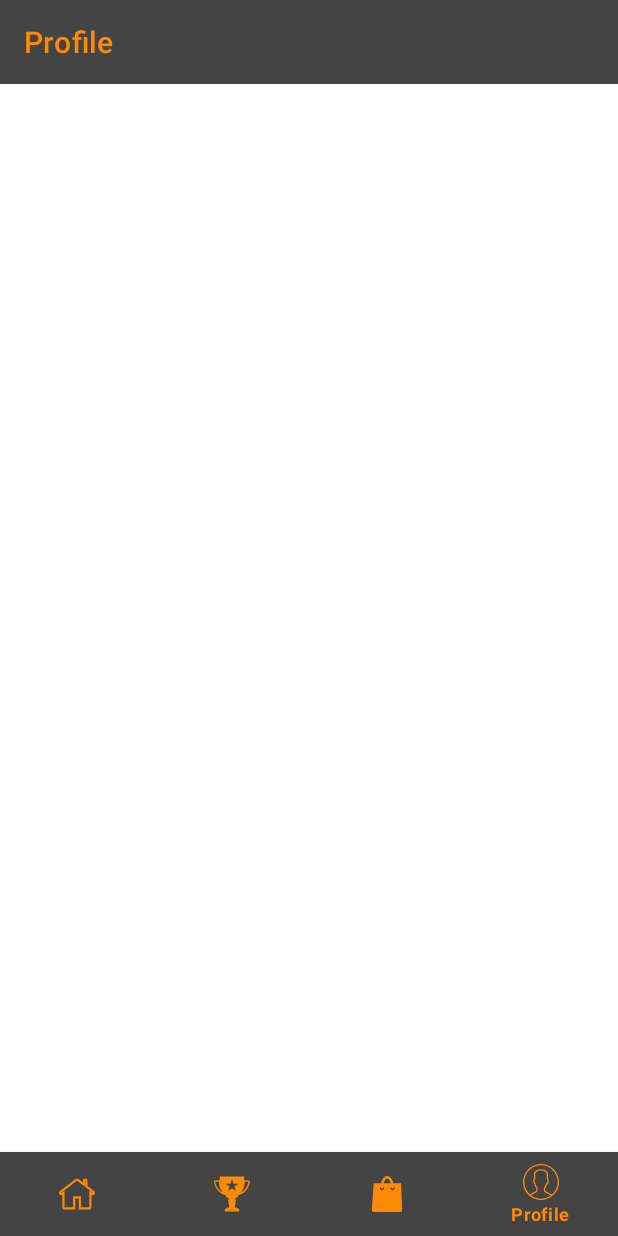
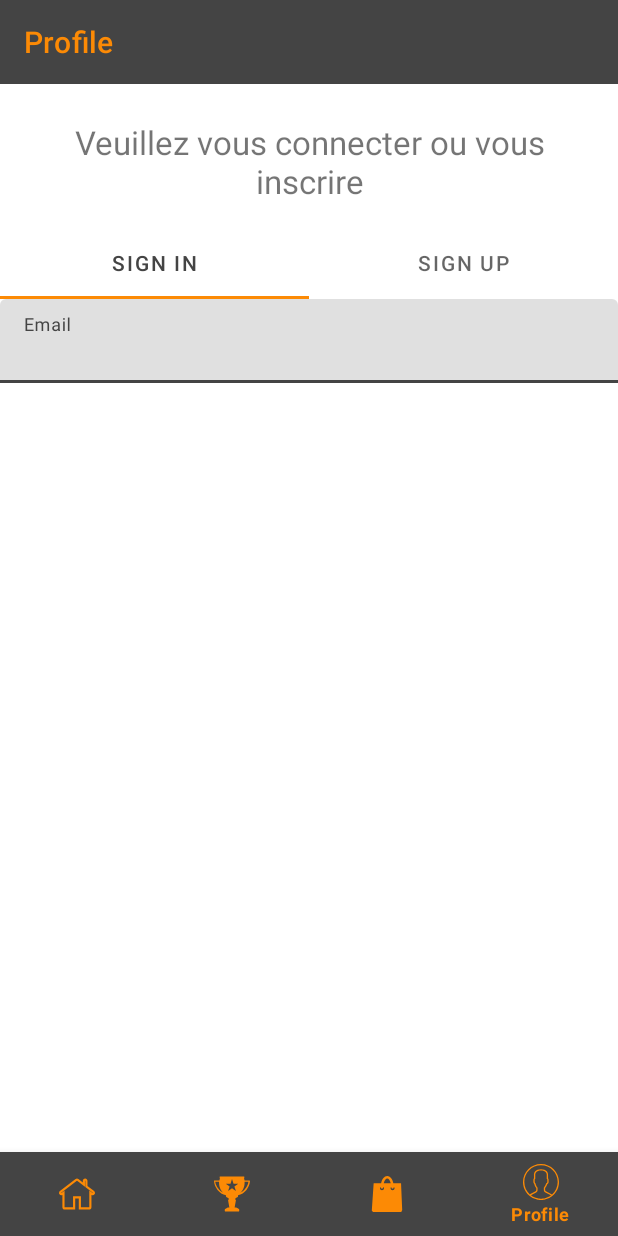
Before and after one commit to Poulpaz/ASLyon1, an Android app: the screen it shows after launch (MainActivity), item 4 of the bottom bar chosen, on a phone screen of 412 x 824 dp. Run offline under Robolectric (Android 15) with nearby library versions, the phone set to English and light mode, and no system bars; our stand-ins replace RxJava, Timber; libraries missing offline, so code that uses them is left out: com.facebook, org.kodein.di; 1 statement that could not run was skipped.

Commit message:
Created profile fragment

```diff
--- /dev/null
+++ b/app/src/main/java/com/aslyon/lpiem/aslyon1/adapter/ProfileViewPagerAdapter.kt
@@ -0,0 +1,21 @@
+package com.aslyon.lpiem.aslyon1.adapter
+
+import androidx.fragment.app.Fragment
+import androidx.fragment.app.FragmentManager
+import androidx.fragment.app.FragmentPagerAdapter
+
+class ProfileViewPagerAdapter(fragmentManager: FragmentManager) : FragmentPagerAdapter(fragmentManager) {
+
+    private val listFragment = arrayListOf<Fragment>()
+    private val listTitle = arrayListOf<String>()
+
+    override fun getItem(position: Int): Fragment = listFragment[position]
+    override fun getCount(): Int = listFragment.size
+    override fun getPageTitle(position: Int): CharSequence = listTitle[position].toUpperCase()
+
+    fun addFragment(fragment: Fragment, title: String) {
+        listFragment.add(fragment)
+        listTitle.add(title)
+    }
+
+}
--- a/app/src/main/java/com/aslyon/lpiem/aslyon1/ui/fragment/ProfileFragment.kt
+++ b/app/src/main/java/com/aslyon/lpiem/aslyon1/ui/fragment/ProfileFragment.kt
@@ -5,6 +5,8 @@ import android.view.LayoutInflater
 import android.view.View
 import android.view.ViewGroup
 import com.aslyon.lpiem.aslyon1.R
+import com.aslyon.lpiem.aslyon1.adapter.ProfileViewPagerAdapter
+import kotlinx.android.synthetic.main.fragment_profile.*
 
 class ProfileFragment : BaseFragment() {
 
@@ -20,10 +22,19 @@ class ProfileFragment : BaseFragment() {
 
     override fun onViewCreated(view: View, savedInstanceState: Bundle?) {
         super.onViewCreated(view, savedInstanceState)
-
         setDisplayHomeAsUpEnabled(false)
         setDisplayBotomBarNavigation(true)
 
+        setupViewPager()
+
+    }
+
+    private fun setupViewPager() {
+        val adapter = ProfileViewPagerAdapter(childFragmentManager)
+        adapter.addFragment(SignInFragment.newInstance(), getString(R.string.ti_signin_profile_fragment))
+        adapter.addFragment(SignUpFragment.newInstance(), getString(R.string.ti_signup_profile_fragment))
+        vp_sign_profile_fragment.adapter = adapter
+        tl_sign_profile_fragment.setupWithViewPager(vp_sign_profile_fragment)
     }
 
 }
--- /dev/null
+++ b/app/src/main/java/com/aslyon/lpiem/aslyon1/ui/fragment/SignInFragment.kt
@@ -0,0 +1,28 @@
+package com.aslyon.lpiem.aslyon1.ui.fragment
+
+import android.os.Bundle
+import android.view.LayoutInflater
+import android.view.View
+import android.view.ViewGroup
+import com.aslyon.lpiem.aslyon1.R
+
+class SignInFragment : BaseFragment() {
+
+    companion object {
+        const val TAG = "SIGNINFRAGMENT"
+        fun newInstance(): SignInFragment = SignInFragment()
+    }
+
+    override fun onCreateView(inflater: LayoutInflater, container: ViewGroup?,
+                              savedInstanceState: Bundle?): View? {
+        return inflater.inflate(R.layout.fragment_sign_in, container, false)
+    }
+
+    override fun onViewCreated(view: View, savedInstanceState: Bundle?) {
+        super.onViewCreated(view, savedInstanceState)
+
+
+
+    }
+
+}
--- /dev/null
+++ b/app/src/main/java/com/aslyon/lpiem/aslyon1/ui/fragment/SignUpFragment.kt
@@ -0,0 +1,26 @@
+package com.aslyon.lpiem.aslyon1.ui.fragment
+
+import android.os.Bundle
+import android.view.LayoutInflater
+import android.view.View
+import android.view.ViewGroup
+import com.aslyon.lpiem.aslyon1.R
+
+class SignUpFragment : BaseFragment(){
+
+    companion object {
+        const val TAG = "SIGNINFRAGMENT"
+        fun newInstance(): SignUpFragment = SignUpFragment()
+    }
+
+    override fun onCreateView(inflater: LayoutInflater, container: ViewGroup?,
+                              savedInstanceState: Bundle?): View? {
+        return inflater.inflate(R.layout.fragment_home, container, false)
+    }
+
+    override fun onViewCreated(view: View, savedInstanceState: Bundle?) {
+        super.onViewCreated(view, savedInstanceState)
+
+    }
+
+}
--- a/app/src/main/res/layout/fragment_profile.xml
+++ b/app/src/main/res/layout/fragment_profile.xml
@@ -1,6 +1,54 @@
 <?xml version="1.0" encoding="utf-8"?>
-<androidx.constraintlayout.widget.ConstraintLayout
-    xmlns:android="http://schemas.android.com/apk/res/android" android:layout_width="match_parent"
-    android:layout_height="match_parent">
+<androidx.constraintlayout.widget.ConstraintLayout xmlns:android="http://schemas.android.com/apk/res/android"
+    android:layout_width="match_parent"
+    android:layout_height="match_parent"
+    xmlns:app="http://schemas.android.com/apk/res-auto">
+
+    <TextView
+        android:id="@+id/tv_sign_profile_fragment"
+        android:layout_width="match_parent"
+        android:layout_height="wrap_content"
+        android:layout_marginEnd="32dp"
+        android:layout_marginStart="32dp"
+        android:layout_marginTop="24dp"
+        android:textAlignment="center"
+        android:text="@string/tv_sign_profile_fragment"
+        android:textSize="22dp"
+        app:layout_constraintEnd_toEndOf="parent"
+        app:layout_constraintStart_toStartOf="parent"
+        app:layout_constraintTop_toTopOf="parent" />
+
+    <com.google.android.material.tabs.TabLayout
+        android:id="@+id/tl_sign_profile_fragment"
+        android:layout_width="match_parent"
+        android:layout_height="wrap_content"
+        android:layout_marginTop="16dp"
+        app:layout_constraintTop_toBottomOf="@id/tv_sign_profile_fragment"
+        app:layout_constraintStart_toStartOf="parent"
+        app:layout_constraintEnd_toEndOf="parent"
+        app:tabIndicatorColor="@color/colorAccent">
+
+        <com.google.android.material.tabs.TabItem
+            android:id="@+id/ti_signin_profile_fragment"
+            android:layout_width="wrap_content"
+            android:layout_height="wrap_content"
+            android:text="@string/ti_signin_profile_fragment" />
+
+        <com.google.android.material.tabs.TabItem
+            android:id="@+id/ti_signup_profile_fragment"
+            android:layout_width="wrap_content"
+            android:layout_height="wrap_content"
+            android:text="@string/ti_signup_profile_fragment" />
+
+    </com.google.android.material.tabs.TabLayout>
+
+    <androidx.viewpager.widget.ViewPager
+        android:id="@+id/vp_sign_profile_fragment"
+        android:layout_width="0dp"
+        android:layout_height="0dp"
+        app:layout_constraintBottom_toBottomOf="parent"
+        app:layout_constraintEnd_toEndOf="parent"
+        app:layout_constraintStart_toStartOf="parent"
+        app:layout_constraintTop_toBottomOf="@+id/tl_sign_profile_fragment"/>
 
 </androidx.constraintlayout.widget.ConstraintLayout>
--- /dev/null
+++ b/app/src/main/res/layout/fragment_sign_in.xml
@@ -0,0 +1,25 @@
+<?xml version="1.0" encoding="utf-8"?>
+<androidx.constraintlayout.widget.ConstraintLayout xmlns:android="http://schemas.android.com/apk/res/android"
+    android:layout_width="match_parent"
+    android:layout_height="match_parent"
+    xmlns:app="http://schemas.android.com/apk/res-auto">
+
+    <com.google.android.material.textfield.TextInputLayout
+        android:id="@+id/til_informations_title"
+        android:layout_width="match_parent"
+        android:layout_height="wrap_content"
+        app:layout_constraintEnd_toEndOf="parent"
+        app:layout_constraintStart_toStartOf="parent"
+        app:layout_constraintTop_toTopOf="parent">
+
+        <EditText
+            android:id="@+id/et_informations_title"
+            android:layout_width="match_parent"
+            android:layout_height="wrap_content"
+            android:hint="@string/tv_email"
+            android:maxLength="100"
+            android:inputType="textMultiLine"/>
+
+    </com.google.android.material.textfield.TextInputLayout>
+
+</androidx.constraintlayout.widget.ConstraintLayout>
--- a/app/src/main/res/values/strings.xml
+++ b/app/src/main/res/values/strings.xml
@@ -7,4 +7,13 @@
     <string name="title_shop">Shop</string>
     <string name="title_profile">Profile</string>
 
+    <!-- Profile Fragment -->
+    <string name="ti_signin_profile_fragment">Sign In</string>
+    <string name="ti_signup_profile_fragment">Sign Up</string>
+    <string name="tv_sign_profile_fragment">Veuillez vous connecter ou vous inscrire</string>
+
+    <!-- Sign In Fragment -->
+    <string name="tv_email">Email</string>
+    <string name="tv_password">Password</string>
+
 </resources>
```
